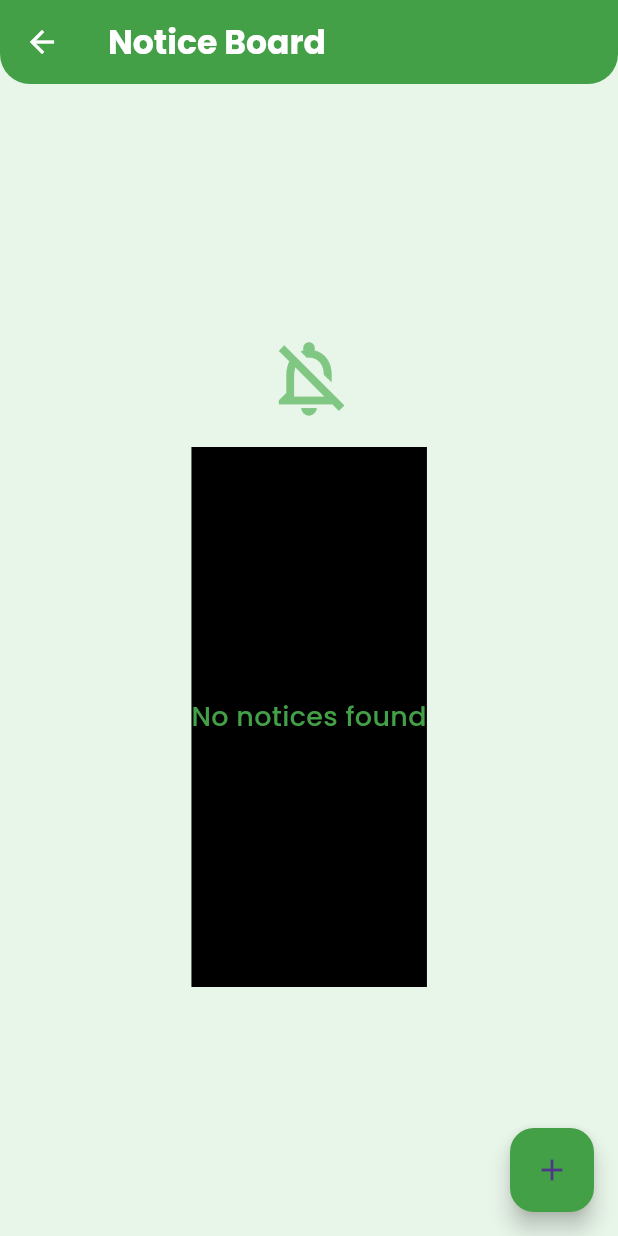
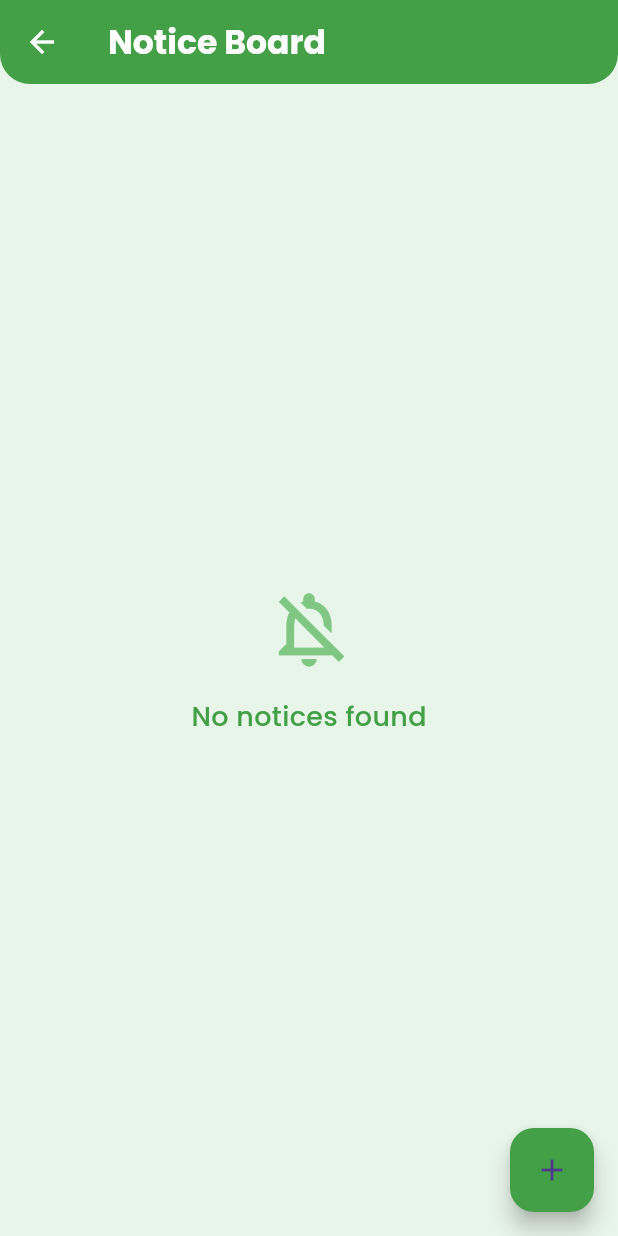
Before and after one commit to mahekpatel019/Hysun-Security, a Flutter app: the NoticeScreen screen opened directly, on a phone screen of 412 x 824 dp. Run offline on Flutter 3.47's test engine with Material 3 defaults, Android fonts, the phone set to English and light mode, and no system bars; our stand-ins replace cloud_firestore, firebase_analytics, firebase_core, firebase_crashlytics, firebase_messaging, firebase_storage and 8 more; accounts and stored records are empty.

Commit message:
24-07-2025

```diff
--- a/lib/chairman/screens/notice_screen.dart
+++ b/lib/chairman/screens/notice_screen.dart
@@ -67,8 +67,6 @@ class _NoticeScreenState extends State<NoticeScreen> {
                             fontSize: 18,
                             color: Colors.green.shade600,
                             fontWeight: FontWeight.w500,
-                            height: 20,
-                            backgroundColor: Colors.black,
                           ),
                         ),
                       ],
```
